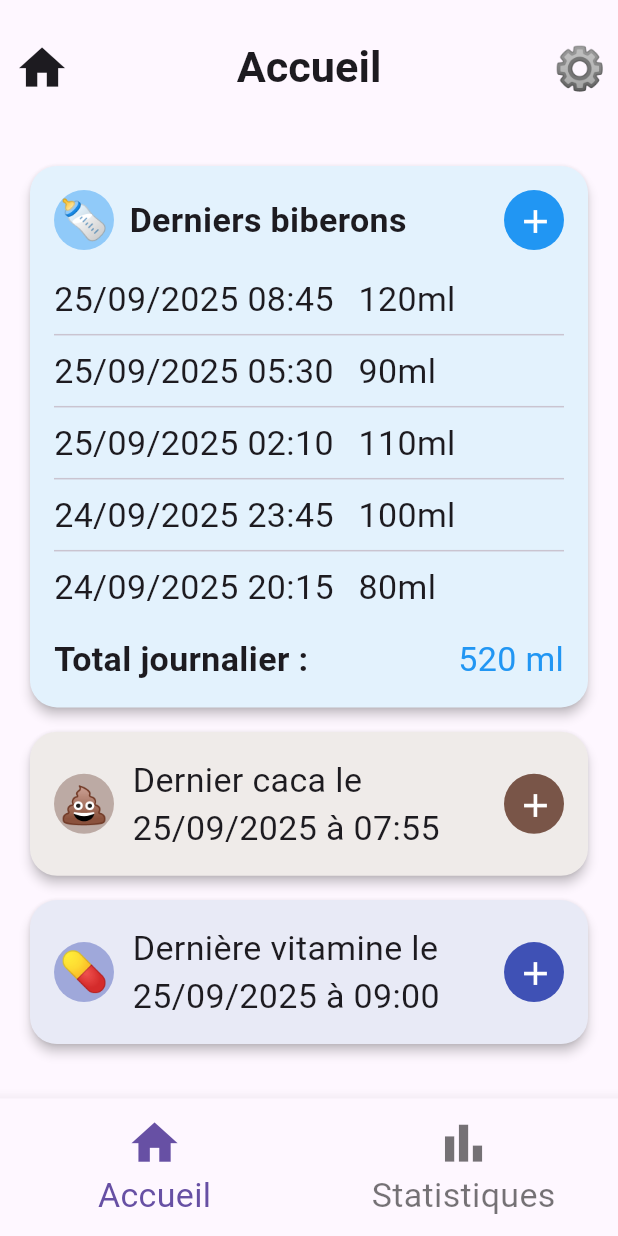
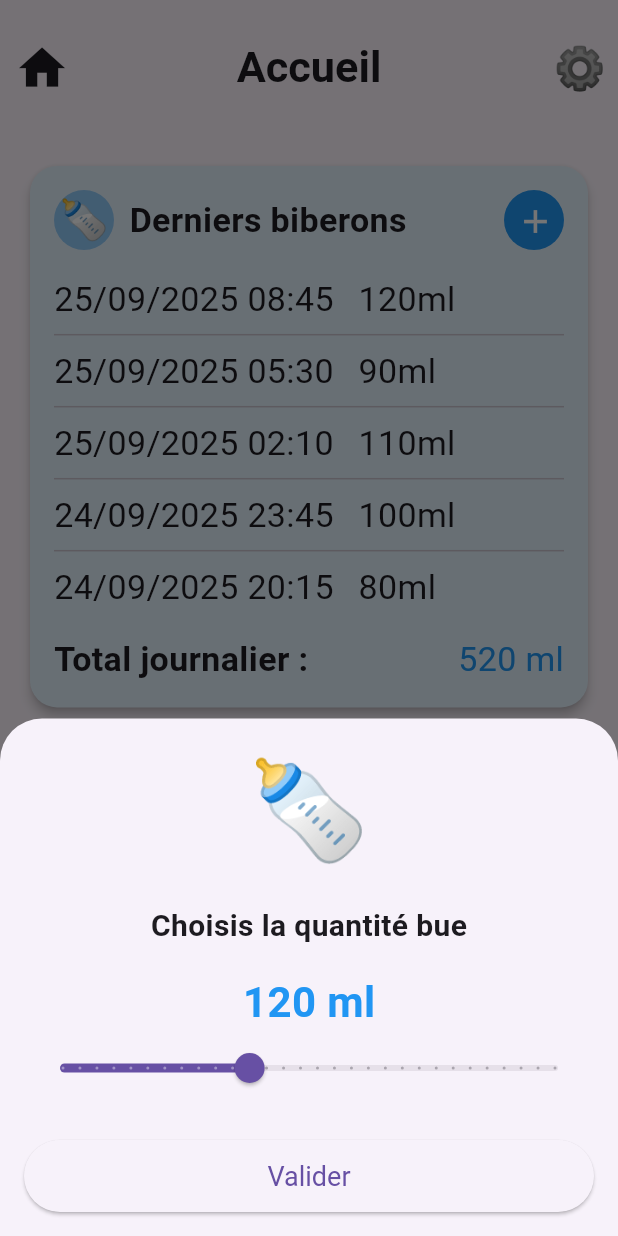
Before and after one commit to yoniBenabou/babytrack, a Flutter app: the screen it shows after launch, after a tap on the "add" icon, on a phone screen of 412 x 824 dp. Run offline on Flutter 3.47's test engine with Material 3 defaults, Android fonts, the phone set to English and light mode, and no system bars.

Commit message:
Ajout formulaire biberon

```diff
--- /dev/null
+++ b/lib/widgets/add_bottle_form.dart
@@ -0,0 +1,56 @@
+import 'package:flutter/material.dart';
+// ...existing code...
+class AddBottleForm extends StatefulWidget {
+  const AddBottleForm({super.key});
+
+  @override
+  State<AddBottleForm> createState() => _AddBottleFormState();
+}
+
+class _AddBottleFormState extends State<AddBottleForm> {
+  double _amount = 120;
+
+  void _submit() {
+    print('Quantité: \\${_amount.toInt()} ml');
+    Navigator.of(context).pop();
+  }
+
+  @override
+  Widget build(BuildContext context) {
+    return Padding(
+      padding: const EdgeInsets.all(16),
+      child: Column(
+        mainAxisSize: MainAxisSize.min,
+        children: [
+          const Text('🍼', style: TextStyle(fontSize: 64)),
+          SizedBox(height: 16),
+          Text('Choisis la quantité bue', style: TextStyle(fontSize: 20, fontWeight: FontWeight.bold)),
+          SizedBox(height: 16),
+          Text('${_amount.toInt()} ml', style: TextStyle(fontSize: 28, fontWeight: FontWeight.bold, color: Colors.blue)),
+          Slider(
+            value: _amount,
+            min: 10,
+            max: 300,
+            divisions: 29,
+            label: '${_amount.toInt()} ml',
+            onChanged: (value) {
+              setState(() {
+                _amount = (value/10).round()*10;
+              });
+            },
+          ),
+          SizedBox(height: 24),
+          ElevatedButton(
+            onPressed: _submit,
+            child: const Text('Valider'),
+            style: ElevatedButton.styleFrom(
+              minimumSize: const Size.fromHeight(48),
+              textStyle: const TextStyle(fontSize: 18),
+            ),
+          ),
+        ],
+      ),
+    );
+  }
+}
+// ...existing code...
--- a/lib/widgets/bottles_card.dart
+++ b/lib/widgets/bottles_card.dart
@@ -1,5 +1,6 @@
 import 'package:flutter/material.dart';
 import '../utils/size_config.dart';
+import 'add_bottle_form.dart';
 
 class BottlesCard extends StatelessWidget {
   final List<Map<String, dynamic>> bottles;
@@ -32,7 +33,13 @@ class BottlesCard extends StatelessWidget {
                     child: IconButton(
                       icon: Icon(Icons.add, color: Colors.white, size: cardIconSize*0.9),
                       tooltip: 'Ajouter un biberon',
-                      onPressed: () {},
+                      onPressed: () {
+                        showModalBottomSheet(
+                          context: context,
+                          isScrollControlled: true,
+                          builder: (ctx) => const AddBottleForm(),
+                        );
+                      },
                     ),
                   ),
                 ),
```
